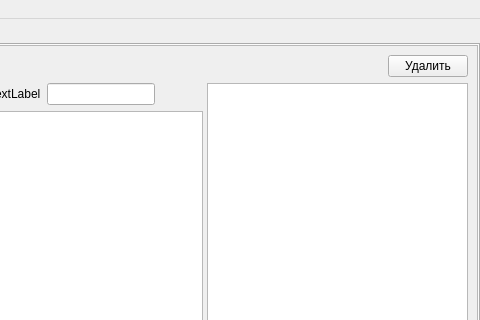
Nazarovv676/Studio, file mainwindow.ui: the form before one commit; both pictures show x 759 to 1239 and y 0 to 320 of the 1239 by 713 pixel window.
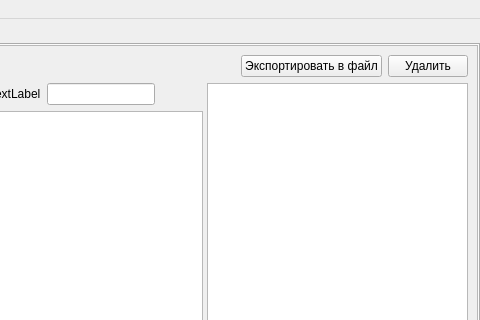
The form after the commit. The open tabs and pages were chosen to show the change. Icons and pictures are not drawn.

Commit message: Added uploading in file from search tab

The edit to the form file:
```diff
--- a/mainwindow.ui
+++ b/mainwindow.ui
@@ -1790,6 +1790,17 @@
                 </property>
                </spacer>
               </item>
+              <item>
+               <widget class="QPushButton" name="pushButton_searchExport">
+                <property name="text">
+                 <string>Экспортировать в файл</string>
+                </property>
+                <property name="icon">
+                 <iconset resource="Resources.qrc">
+                  <normaloff>:/image/upload.png</normaloff>:/image/upload.png</iconset>
+                </property>
+               </widget>
+              </item>
               <item>
                <widget class="QPushButton" name="pushButton_searchDelete">
                 <property name="text">
```
Left out of the diff: 2 changed lines with no effect on the pictures. The commit also changes 7 other files.
